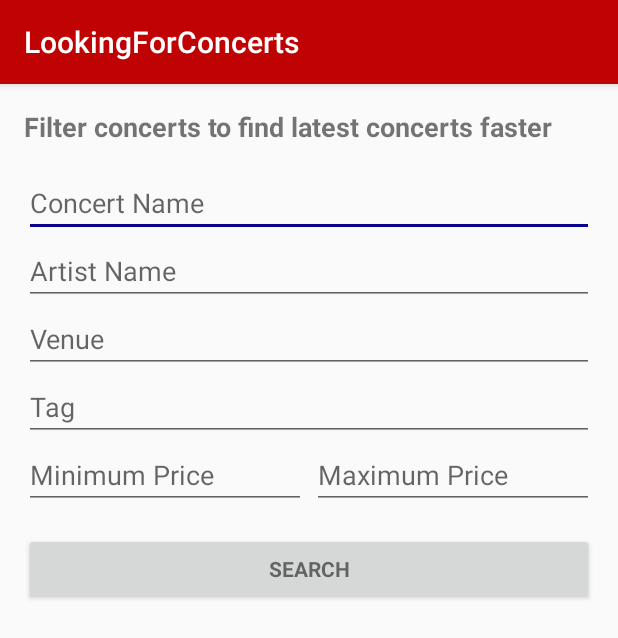
After one commit to bounswe/bounswe2017group2, an Android app: the AdvancedSearchActivity screen opened directly, with no data from a screen before it, on a phone screen of 412 x 824 dp. The commit adds this screen. Shown: the top 638 px of the screen. Run offline under Robolectric (Android 15) with nearby library versions, the phone set to English and light mode, and no system bars.

Commit message:
Advanced search is implemented.

```diff
--- a/Android/app/src/main/AndroidManifest.xml
+++ b/Android/app/src/main/AndroidManifest.xml
@@ -34,6 +34,7 @@
         <activity android:name=".concert.ConcertListActivity"></activity>
         <activity android:name=".login.SignupActivity"></activity>
         <activity android:name=".user.UserProfileActivity"></activity>
+        <activity android:name=".concert.AdvancedSearchActivity"></activity>
     </application>
 
 </manifest>
--- a/Android/app/src/main/java/com/swegroup2/lookingforconcerts/RestInterfaceController.java
+++ b/Android/app/src/main/java/com/swegroup2/lookingforconcerts/RestInterfaceController.java
@@ -57,6 +57,10 @@ public interface RestInterfaceController {
     @GET("/concerts/search/")
     Call<List<ConcertDto>> searchConcert(@Query("search") String search);
 
+    @GET("/concerts/advanced_search/")
+    Call<List<ConcertDto>> advancedSearch(@Query("concert_name") String concert_name, @Query("artist_name") String artist_name, @Query("location_venue") String location_venue,
+                                          @Query("tag_value") String tag_value, @Query("max_price") String max_price, @Query("min_price") String min_price);
+
     @POST("/signup/")
     Call<UserResponse> signUp(@Body UserDto userDto);
 
--- /dev/null
+++ b/Android/app/src/main/java/com/swegroup2/lookingforconcerts/concert/AdvancedSearchActivity.java
@@ -0,0 +1,135 @@
+package com.swegroup2.lookingforconcerts.concert;
+
+import android.os.Bundle;
+import android.support.v7.app.AppCompatActivity;
+import android.support.v7.widget.LinearLayoutManager;
+import android.support.v7.widget.RecyclerView;
+import android.view.View;
+import android.widget.Button;
+import android.widget.EditText;
+import android.widget.LinearLayout;
+import android.widget.TextView;
+import android.widget.Toast;
+
+import com.swegroup2.lookingforconcerts.R;
+import com.swegroup2.lookingforconcerts.RestInterfaceController;
+import com.swegroup2.lookingforconcerts.adapters.SearchListAdapter;
+import com.swegroup2.lookingforconcerts.login.LoginActivity;
+
+import java.util.ArrayList;
+import java.util.List;
+
+import retrofit2.Call;
+import retrofit2.Callback;
+import retrofit2.Response;
+import retrofit2.Retrofit;
+import retrofit2.converter.gson.GsonConverterFactory;
+
+/**
+ * Created by Pınar on 13.12.2017.
+ */
+
+public class AdvancedSearchActivity extends AppCompatActivity implements SearchListAdapter.SearchListAdapterOnClickHandler {
+    private RecyclerView searchRecyclerView;
+
+    private SearchListAdapter searchAdapter;
+
+    private TextView advancedSearchText;
+
+    private EditText concertNameText;
+    private EditText artistNameText;
+    private EditText locationVenueText;
+    private EditText tagValueText;
+    private EditText minPriceText;
+    private EditText maxPriceText;
+
+    private Button advancedSearchButton;
+
+    private LinearLayout selectedConcertLayout;
+    private TextView selectedConcertName;
+
+    @Override
+    protected void onCreate(Bundle savedInstanceState){
+        super.onCreate(savedInstanceState);
+        setContentView(R.layout.activity_advanced_search);
+
+        searchRecyclerView = (RecyclerView) findViewById(R.id.search_list_rv);
+
+        searchAdapter = new SearchListAdapter(this, this);
+        searchRecyclerView.setAdapter(searchAdapter);
+
+        advancedSearchText = (TextView) findViewById(R.id.advanced_search_text);
+
+        concertNameText = (EditText) findViewById(R.id.concert_name_text);
+        artistNameText = (EditText) findViewById(R.id.artist_name_text);
+        locationVenueText = (EditText) findViewById(R.id.location_venue_text);
+        tagValueText = (EditText) findViewById(R.id.tag_value_text);
+        minPriceText = (EditText) findViewById(R.id.min_price_text);
+        maxPriceText = (EditText) findViewById(R.id.max_price_text);
+
+        advancedSearchButton = (Button) findViewById(R.id.advanced_search_button);
+        advancedSearchButton.setOnClickListener(new View.OnClickListener() {
+            @Override
+            public void onClick(View v) {
+                selectedConcertLayout.setVisibility(View.GONE);
+                advancedSearch();
+            }
+        });
+
+        selectedConcertLayout = (LinearLayout) findViewById(R.id.selected_concert);
+        selectedConcertName = (TextView) findViewById(R.id.concertlist_name_tv_selected);
+
+        LinearLayoutManager searchLayoutManager = new LinearLayoutManager(this, LinearLayoutManager.VERTICAL, false);
+        searchRecyclerView.setLayoutManager(searchLayoutManager);
+
+        searchAdapter = new SearchListAdapter(this, this);
+        searchRecyclerView.setAdapter(searchAdapter);
+    }
+
+    @Override
+    public void onClick(ConcertDto concertDto) {
+        getSupportFragmentManager()
+                .beginTransaction()
+                .setCustomAnimations(R.anim.enter_from_right, R.anim.exit_to_right)
+                .replace(R.id.layout_advanced_search, new ConcertDetails().newInstance(concertDto))
+                .add(R.id.layout_advanced_search, new ConcertDetails())
+                .addToBackStack(null)
+                .commit();
+
+    }
+
+
+    private void advancedSearch() {
+        LoginActivity.refresh(this);
+        Retrofit retrofit = new Retrofit.Builder()
+                .baseUrl("http://34.210.127.92:8000/")
+                .addConverterFactory(GsonConverterFactory.create())
+                .build();
+
+        RestInterfaceController controller = retrofit.create(RestInterfaceController.class);
+
+        String concertName = concertNameText.getText().toString();
+        String artistName = artistNameText.getText().toString();
+        String locationVenue = locationVenueText.getText().toString();
+        String tagValue = tagValueText.getText().toString();
+        String minPrice = minPriceText.getText().toString();
+        String maxPrice = maxPriceText.getText().toString();
+
+        Call<List<ConcertDto>> call = controller.advancedSearch(concertName, artistName, locationVenue,
+                tagValue, minPrice, maxPrice);
+        call.enqueue(new Callback<List<ConcertDto>>() {
+            @Override
+            public void onResponse(Call<List<ConcertDto>> call, Response<List<ConcertDto>> response) {
+                searchAdapter.setConcertData(new ArrayList<ConcertDto>());
+                searchAdapter.setConcertData(response.body());
+                searchRecyclerView.setVisibility(View.VISIBLE);
+                //Toast.makeText(AdvancedSearchActivity.this, response.body().toString(), Toast.LENGTH_SHORT).show();
+            }
+
+            @Override
+            public void onFailure(Call<List<ConcertDto>> call, Throwable t) {
+                Toast.makeText(AdvancedSearchActivity.this, "ERROR", Toast.LENGTH_SHORT).show();
+            }
+        });
+    }
+}
--- a/Android/app/src/main/java/com/swegroup2/lookingforconcerts/concert/ConcertListActivity.java
+++ b/Android/app/src/main/java/com/swegroup2/lookingforconcerts/concert/ConcertListActivity.java
@@ -53,6 +53,7 @@ public class ConcertListActivity extends AppCompatActivity implements ConcertLis
     public static List<ConcertDto> concerts;
     public static UserDto userDto;
     static Button profile;
+    private Button advancedSearchButton;
 
     private SearchView mSearch;
 
@@ -118,6 +119,7 @@ public class ConcertListActivity extends AppCompatActivity implements ConcertLis
         searchAdapter = new SearchListAdapter(this, this);
         searchRecyclerView.setAdapter(searchAdapter);
 
+        advancedSearchButton = (Button) findViewById(R.id.advanced_search_btn);
 
         getConcerts();
         getProfileInfo(this);
@@ -221,6 +223,12 @@ public class ConcertListActivity extends AppCompatActivity implements ConcertLis
         });
     }
 
+    public void advancedSearch(View view) {
+        Intent intent = new Intent(this, AdvancedSearchActivity.class);
+        startActivity(intent);
+        finish();
+    }
+
 
     public void refresh() {
         Retrofit retrofit = new Retrofit.Builder()
--- /dev/null
+++ b/Android/app/src/main/res/layout/activity_advanced_search.xml
@@ -0,0 +1,123 @@
+<?xml version="1.0" encoding="utf-8"?>
+
+<FrameLayout xmlns:android="http://schemas.android.com/apk/res/android"
+    xmlns:tools="http://schemas.android.com/tools"
+    android:layout_width="match_parent"
+    android:layout_height="match_parent"
+    android:id="@+id/layout_advanced_search"
+    android:gravity="center_horizontal"
+    android:orientation="vertical"
+    android:paddingBottom="@dimen/activity_vertical_margin"
+    android:paddingLeft="@dimen/activity_horizontal_margin"
+    android:paddingRight="@dimen/activity_horizontal_margin">
+
+    <ScrollView
+        android:layout_width="match_parent"
+        android:layout_height="match_parent">
+        <LinearLayout
+            android:layout_width="match_parent"
+            android:layout_height="match_parent"
+            android:orientation="vertical">
+
+            <TextView
+                android:id="@+id/advanced_search_text"
+                android:layout_width="match_parent"
+                android:layout_height="wrap_content"
+                android:text="Filter concerts to find latest concerts faster"
+                android:textAllCaps="false"
+                android:textSize="18sp"
+                android:textStyle="bold"
+                android:layout_marginTop="16dp"
+                android:layout_marginBottom="16dp"
+                android:visibility="visible" />
+
+        <EditText
+            android:id="@+id/concert_name_text"
+            android:layout_width="match_parent"
+            android:layout_height="wrap_content"
+            android:ems="10"
+            android:hint="Concert Name"/>
+
+        <EditText
+            android:id="@+id/artist_name_text"
+            android:layout_width="match_parent"
+            android:layout_height="wrap_content"
+            android:ems="10"
+            android:hint="Artist Name"/>
+        <EditText
+            android:id="@+id/location_venue_text"
+            android:layout_width="match_parent"
+            android:layout_height="wrap_content"
+            android:ems="10"
+            android:hint="Venue"/>
+        <EditText
+            android:id="@+id/tag_value_text"
+            android:layout_width="match_parent"
+            android:layout_height="wrap_content"
+            android:ems="10"
+            android:hint="Tag"/>
+
+        <LinearLayout
+            android:layout_width="match_parent"
+            android:layout_height="wrap_content"
+            android:orientation="horizontal">
+            <EditText
+                android:id="@+id/min_price_text"
+                android:layout_width="0dp"
+                android:layout_height="wrap_content"
+                android:layout_weight="0.5"
+                android:inputType="number"
+                android:layout_marginEnd="2dp"
+                android:hint="Minimum Price "
+                android:maxLines="1" />
+
+            <EditText
+                android:id="@+id/max_price_text"
+                android:layout_width="0dp"
+                android:layout_height="wrap_content"
+                android:layout_weight="0.5"
+                android:inputType="number"
+                android:layout_marginStart="2dp"
+                android:hint="Maximum Price"
+                android:maxLines="1" />
+        </LinearLayout>
+
+            <Button
+                android:id="@+id/advanced_search_button"
+                style="?android:textAppearanceSmall"
+                android:layout_width="match_parent"
+                android:layout_height="wrap_content"
+                android:layout_marginTop="16dp"
+                android:text="Search"
+                android:onClick="advancedSearch"
+                android:textStyle="bold" />
+
+            <LinearLayout
+                android:id="@+id/selected_concert"
+                android:layout_width="wrap_content"
+                android:layout_height="wrap_content"
+                android:orientation="horizontal"
+                android:layout_centerVertical="true"
+                android:visibility="gone">
+
+                <TextView
+                    android:id="@+id/concertlist_name_tv_selected"
+                    android:layout_width="0dp"
+                    android:layout_weight="1"
+                    android:layout_height="wrap_content"/>
+
+            </LinearLayout>
+
+            <android.support.v7.widget.RecyclerView
+                android:id="@+id/search_list_rv"
+                android:layout_width="match_parent"
+                android:layout_height="200dp"
+                android:layout_margin="8dp"
+                android:visibility="gone">
+
+            </android.support.v7.widget.RecyclerView>
+
+        </LinearLayout>
+
+    </ScrollView>
+</FrameLayout>
--- a/Android/app/src/main/res/layout/activity_concert_list.xml
+++ b/Android/app/src/main/res/layout/activity_concert_list.xml
@@ -22,7 +22,7 @@
 
             <EditText
                 android:layout_width="0dp"
-                android:layout_weight="4"
+                android:layout_weight="3.72"
                 android:layout_height="wrap_content"
                 android:inputType="textPersonName"
                 android:hint="Search"
@@ -33,7 +33,8 @@
                 android:layout_width="0dp"
                 android:layout_weight="1"
                 android:layout_height="wrap_content"
-                android:text="go"/>
+                android:text="SEARCH"/>
+
 
         </LinearLayout>
 
@@ -86,6 +87,16 @@
                 android:layout_height="60dp"
                 android:onClick="createConcert"
                 android:id="@+id/create_concert_btn" />
+
+            <Button
+                android:text="Advanced Search"
+                android:background="@color/buttonColor"
+                android:layout_width="0dp"
+                android:layout_weight="1"
+                android:layout_gravity="center_vertical"
+                android:layout_height="60dp"
+                android:onClick="advancedSearch"
+                android:id="@+id/advanced_search_btn" />
 
             <Button
                 android:id="@+id/spotifyButton"
```
